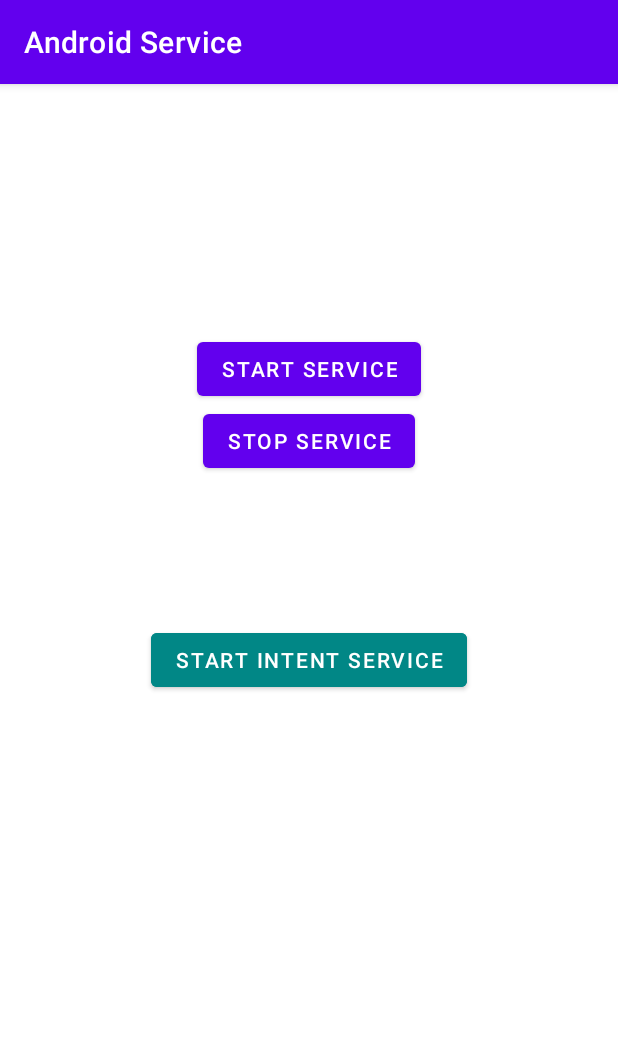
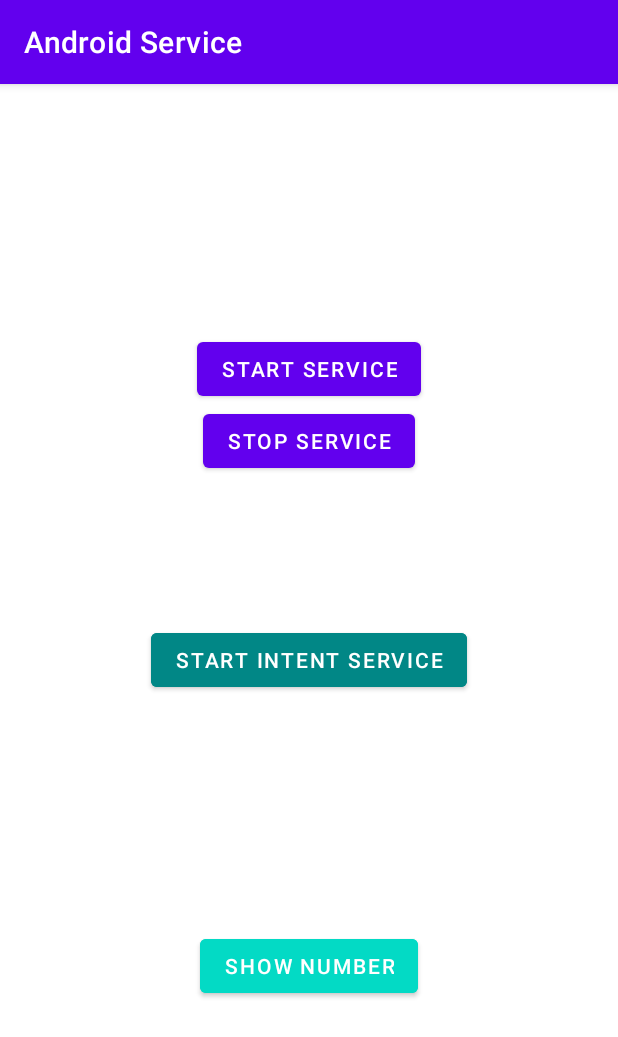
Before and after one commit to hasanuzzaman-dev/android-service, an Android app: the screen it shows after launch (MainActivity), on a phone screen of 412 x 824 dp. Shown: the top 1037 px of the screen. Run offline under Robolectric (Android 15) with nearby library versions, the light colour scheme and no system bars; 1 statement that could not run was skipped.

Commit message:
MyBoundService create how to call MyBoundService method in other class

```diff
--- a/app/src/main/AndroidManifest.xml
+++ b/app/src/main/AndroidManifest.xml
@@ -10,8 +10,12 @@
         android:supportsRtl="true"
         android:theme="@style/Theme.AndroidService">
         <service
+            android:name=".MyBoundService"
+            android:enabled="true"
+            android:exported="true"></service>
+        <service
             android:name=".MyIntentService"
-            android:exported="false"></service>
+            android:exported="false" />
         <service
             android:name=".MyService"
             android:enabled="true"
--- a/app/src/main/java/com/hasan/androidservice/MainActivity.java
+++ b/app/src/main/java/com/hasan/androidservice/MainActivity.java
@@ -1,15 +1,35 @@
 package com.hasan.androidservice;
 
+import android.content.ComponentName;
+import android.content.Intent;
+import android.content.ServiceConnection;
+import android.os.Bundle;
+import android.os.IBinder;
+import android.widget.Toast;
+
 import androidx.appcompat.app.AppCompatActivity;
-
-import android.content.Intent;
-import android.os.Bundle;
 
 import com.hasan.androidservice.databinding.ActivityMainBinding;
 
 public class MainActivity extends AppCompatActivity {
 
     private ActivityMainBinding binding;
+    private MyBoundService myBoundService = null;
+    private boolean isBound = false;
+
+    ServiceConnection connection = new ServiceConnection() {
+        @Override
+        public void onServiceConnected(ComponentName componentName, IBinder iBinder) {
+            MyBoundService.MyLocalBinder binder = (MyBoundService.MyLocalBinder) iBinder;
+            myBoundService = binder.getMyBoundService();
+            isBound = true;
+        }
+
+        @Override
+        public void onServiceDisconnected(ComponentName componentName) {
+
+        }
+    };
 
     @Override
     protected void onCreate(Bundle savedInstanceState) {
@@ -19,7 +39,7 @@ public class MainActivity extends AppCompatActivity {
 
         // Services
         binding.startServiceBtn.setOnClickListener(view -> {
-            startService(new Intent(this,MyService.class));
+            startService(new Intent(this, MyService.class));
         });
 
         binding.stopServiceBtn.setOnClickListener(view -> {
@@ -28,9 +48,31 @@ public class MainActivity extends AppCompatActivity {
 
         // Intent Services
         binding.startMyIntentService.setOnClickListener(view -> {
-            startService(new Intent(this,MyIntentService.class));
+            startService(new Intent(this, MyIntentService.class));
+        });
+
+        binding.showRandomNumberBtn.setOnClickListener(view -> {
+            if (isBound){
+                int random = myBoundService.generateRandomNumber();
+                Toast.makeText(myBoundService, "random: "+random, Toast.LENGTH_SHORT).show();
+            }
         });
 
 
     }
+
+    @Override
+    protected void onStart() {
+        super.onStart();
+        Intent intent = new Intent(this, MyBoundService.class);
+        bindService(intent, connection, BIND_AUTO_CREATE);
+    }
+
+    @Override
+    protected void onStop() {
+        super.onStop();
+        if (isBound){
+            unbindService(connection);
+        }
+    }
 }
--- a/app/src/main/res/layout/activity_main.xml
+++ b/app/src/main/res/layout/activity_main.xml
@@ -37,6 +37,16 @@
         app:layout_constraintStart_toStartOf="parent"
         app:layout_constraintTop_toTopOf="parent" />
 
+    <Button
+        android:id="@+id/showRandomNumberBtn"
+        android:layout_width="wrap_content"
+        android:layout_height="wrap_content"
+        android:backgroundTint="@color/teal_200"
+        android:text="Show Number"
+        app:layout_constraintBottom_toBottomOf="parent"
+        app:layout_constraintEnd_toEndOf="parent"
+        app:layout_constraintStart_toStartOf="parent"
+        app:layout_constraintTop_toBottomOf="@+id/startMyIntentService" />
 
 
 </androidx.constraintlayout.widget.ConstraintLayout>
```
Also changed, not shown: app/src/main/java/com/hasan/androidservice/MyBoundService.java (added, +38 -0 lines).
